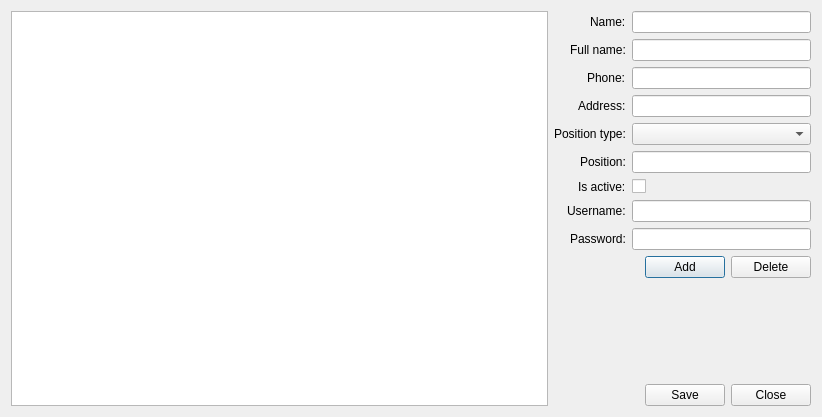
Before: the Qt Designer form RepairCenter/catemployees.ui in Feo-d-oR/YARC, drawn with Qt 5.
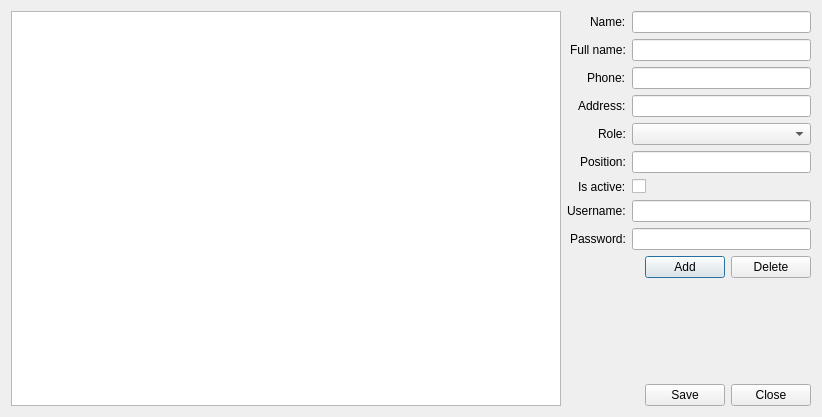
After: the same form once the commit is applied. Icons and pictures are not drawn.

Diff of the .ui file:
```diff
--- a/RepairCenter/catemployees.ui
+++ b/RepairCenter/catemployees.ui
@@ -174,7 +174,7 @@
      <item row="4" column="0">
       <widget class="QLabel" name="label_3">
        <property name="text">
-        <string>Position type:</string>
+        <string>Role:</string>
        </property>
       </widget>
      </item>
```
